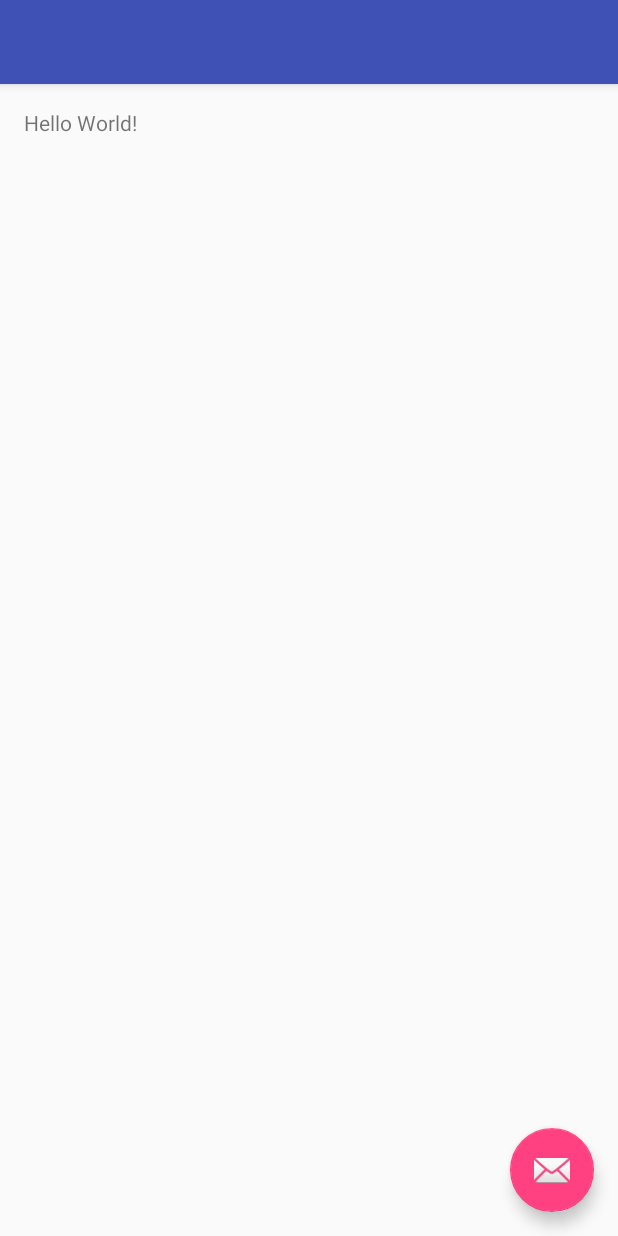
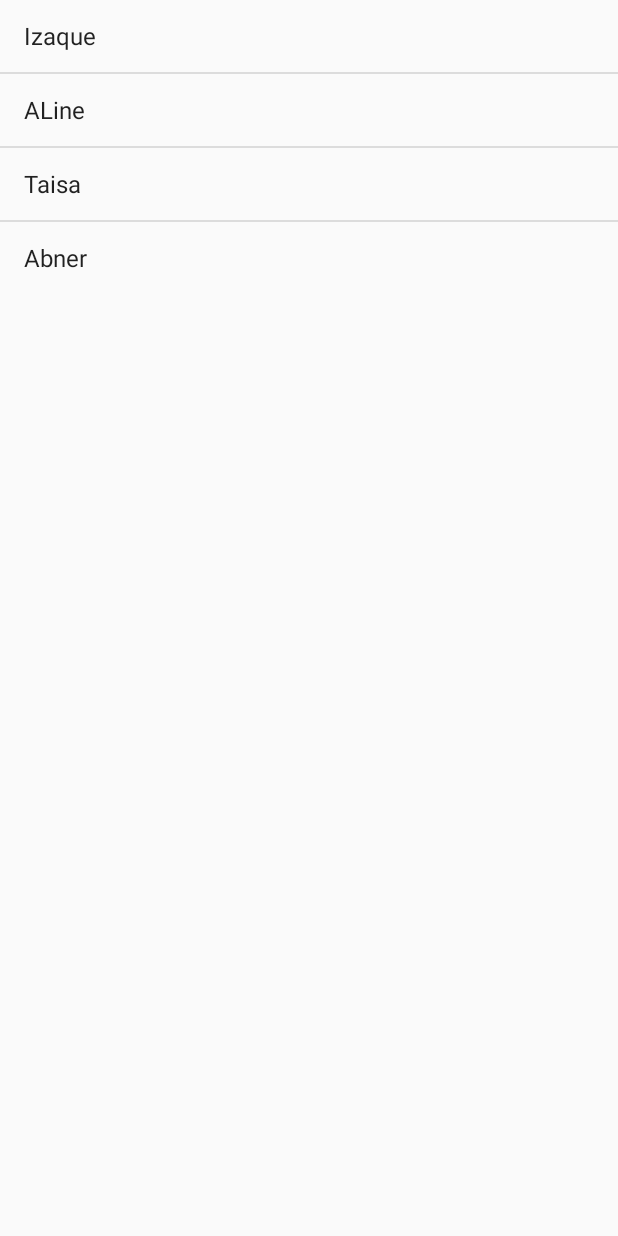
Before and after one commit to IzaqueArcangelo/NovaAgenda, an Android app: the screen it shows after launch (ListaAlunosActivity), on a phone screen of 412 x 824 dp. Run offline under Robolectric (Android 15) with nearby library versions, the light colour scheme and no system bars.

Commit message:
Definição do adapter responsável pela exibição dos nomes no ListView

```diff
--- a/app/src/main/java/br/com/alura/agenda/ListaAlunosActivity.java
+++ b/app/src/main/java/br/com/alura/agenda/ListaAlunosActivity.java
@@ -8,6 +8,8 @@ import android.support.v7.widget.Toolbar;
 import android.view.View;
 import android.view.Menu;
 import android.view.MenuItem;
+import android.widget.ArrayAdapter;
+import android.widget.ListView;
 
 public class ListaAlunosActivity extends AppCompatActivity {
 
@@ -15,6 +17,14 @@ public class ListaAlunosActivity extends AppCompatActivity {
     protected void onCreate(Bundle savedInstanceState) {
         super.onCreate(savedInstanceState);
         setContentView(R.layout.activity_lista_alunos);
+
+        String[] alunos = {"Izaque", "ALine", "Taisa", "Abner"};
+
+        ListView  lista = (ListView) findViewById(R.id.lista);
+        //converte o array em view para que possa ser adicionado na listView
+        ArrayAdapter<String> adapter = new ArrayAdapter<String>(this, android.R.layout.simple_list_item_1, alunos);
+
+        lista.setAdapter(adapter);
     }
 
 }
--- a/app/src/main/res/layout/activity_lista_alunos.xml
+++ b/app/src/main/res/layout/activity_lista_alunos.xml
@@ -1,34 +1,13 @@
 <?xml version="1.0" encoding="utf-8"?>
-<android.support.design.widget.CoordinatorLayout xmlns:android="http://schemas.android.com/apk/res/android"
-    xmlns:app="http://schemas.android.com/apk/res-auto"
-    xmlns:tools="http://schemas.android.com/tools"
+<LinearLayout xmlns:android="http://schemas.android.com/apk/res/android"
     android:layout_width="match_parent"
     android:layout_height="match_parent"
-    android:fitsSystemWindows="true"
-    tools:context="br.com.alura.agenda.ListaAlunosActivity">
+    android:orientation="vertical">
 
-    <android.support.design.widget.AppBarLayout
+    <ListView
+        android:id="@+id/lista"
         android:layout_width="match_parent"
         android:layout_height="wrap_content"
-        android:theme="@style/AppTheme.AppBarOverlay">
+        />
 
-        <android.support.v7.widget.Toolbar
-            android:id="@+id/toolbar"
-            android:layout_width="match_parent"
-            android:layout_height="?attr/actionBarSize"
-            android:background="?attr/colorPrimary"
-            app:popupTheme="@style/AppTheme.PopupOverlay" />
-
-    </android.support.design.widget.AppBarLayout>
-
-    <include layout="@layout/content_lista_alunos" />
-
-    <android.support.design.widget.FloatingActionButton
-        android:id="@+id/fab"
-        android:layout_width="wrap_content"
-        android:layout_height="wrap_content"
-        android:layout_gravity="bottom|end"
-        android:layout_margin="@dimen/fab_margin"
-        android:src="@android:drawable/ic_dialog_email" />
-
-</android.support.design.widget.CoordinatorLayout>
+</LinearLayout>
--- a/app/src/main/res/layout/content_lista_alunos.xml
+++ /dev/null
@@ -1,19 +0,0 @@
-<?xml version="1.0" encoding="utf-8"?>
-<RelativeLayout xmlns:android="http://schemas.android.com/apk/res/android"
-    xmlns:app="http://schemas.android.com/apk/res-auto"
-    xmlns:tools="http://schemas.android.com/tools"
-    android:layout_width="match_parent"
-    android:layout_height="match_parent"
-    android:paddingBottom="@dimen/activity_vertical_margin"
-    android:paddingLeft="@dimen/activity_horizontal_margin"
-    android:paddingRight="@dimen/activity_horizontal_margin"
-    android:paddingTop="@dimen/activity_vertical_margin"
-    app:layout_behavior="@string/appbar_scrolling_view_behavior"
-    tools:context="br.com.alura.agenda.ListaAlunosActivity"
-    tools:showIn="@layout/activity_lista_alunos">
-
-    <TextView
-        android:layout_width="wrap_content"
-        android:layout_height="wrap_content"
-        android:text="Hello World!" />
-</RelativeLayout>
```
Also changed, not shown: 1 other file.
